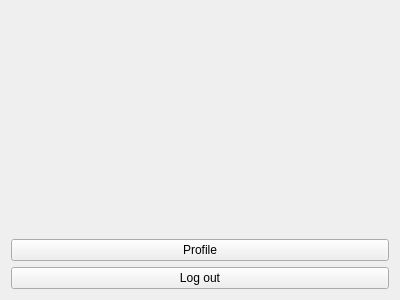
Above: VideoPlayer/homepage.ui from sc22be/UI_COURSEWORK_FORK before the change. Below: the same form after it.
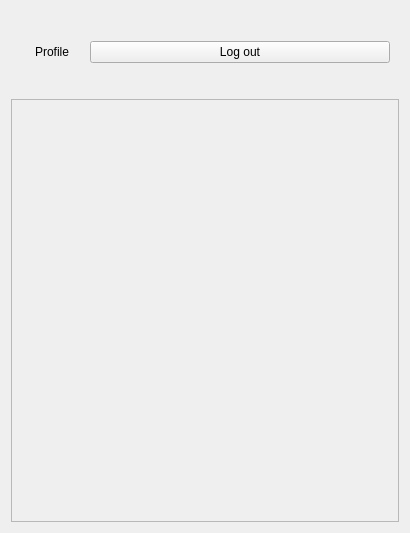
That is the form after the change. Icons and pictures are not drawn.

Patch:
```diff
--- a/VideoPlayer/homepage.ui
+++ b/VideoPlayer/homepage.ui
@@ -6,8 +6,8 @@
    <rect>
     <x>0</x>
     <y>0</y>
-    <width>400</width>
-    <height>300</height>
+    <width>410</width>
+    <height>533</height>
    </rect>
   </property>
   <property name="windowTitle">
@@ -15,20 +15,26 @@
   </property>
   <layout class="QVBoxLayout" name="verticalLayout">
    <item>
-    <spacer name="verticalSpacer">
-     <property name="orientation">
-      <enum>Qt::Vertical</enum>
-     </property>
-     <property name="sizeHint" stdset="0">
+    <widget class="QWidget" name="widget" native="true">
+     <layout class="QHBoxLayout" name="horizontalLayout">
+      <item>
+       <widget class="QPushButton" name="button_Profile">
+        <property name="sizePolicy">
+         <sizepolicy hsizetype="Fixed" vsizetype="Fixed">
+          <horstretch>0</horstretch>
+          <verstretch>0</verstretch>
+         </sizepolicy>
+        </property>
+        <property name="minimumSize">
       <size>
-       <width>20</width>
-       <height>40</height>
-      </size>
-     </property>
-    </spacer>
-   </item>
-   <item>
-    <widget class="QPushButton" name="button_Profile">
+          <width>64</width>
+          <height>64</height>
+         </size>
+        </property>
+        <property name="styleSheet">
+         <string notr="true">border-image: url(:/assets/button_images/profile_image.jpeg) 0 0 0 0 stretch stretch;
+border: none;</string>
+        </property>
      <property name="text">
       <string>Profile</string>
      </property>
@@ -39,6 +45,26 @@
      <property name="text">
       <string>Log out</string>
      </property>
+       </widget>
+      </item>
+     </layout>
+    </widget>
+   </item>
+   <item>
+    <widget class="QScrollArea" name="scrollArea">
+     <property name="widgetResizable">
+      <bool>true</bool>
+     </property>
+     <widget class="QWidget" name="scrollAreaWidgetContents_4">
+      <property name="geometry">
+       <rect>
+        <x>0</x>
+        <y>0</y>
+        <width>390</width>
+        <height>425</height>
+       </rect>
+      </property>
+     </widget>
     </widget>
    </item>
   </layout>
```
Lines whose indentation alone changed are shown as unchanged.
